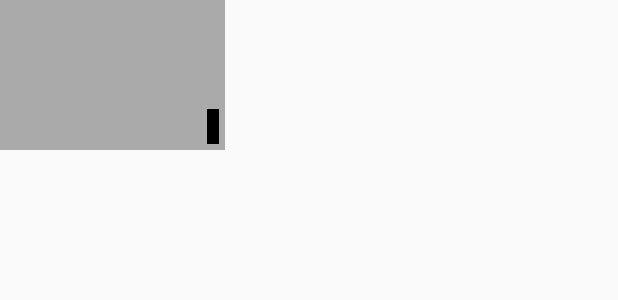
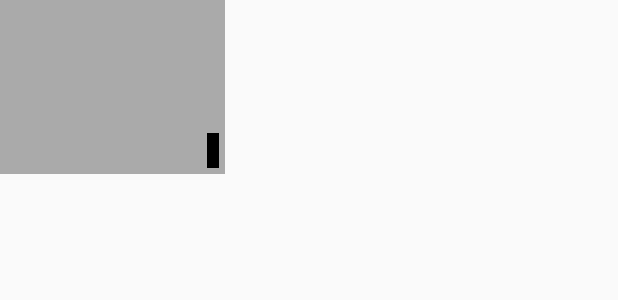
Before and after one commit to mi-nakano/MinuteTube, an Android app: the layout list_item.xml on its own in the app's theme, with its tools: preview values and no code run, on a phone screen of 412 x 824 dp. Shown: the top 300 px of the screen. Run offline under Robolectric (Android 15) with nearby library versions, the phone set to English and light mode, and no system bars.

```diff
--- a/app/src/main/res/layout/content_main.xml
+++ b/app/src/main/res/layout/content_main.xml
@@ -60,7 +60,8 @@
         <com.handmark.pulltorefresh.library.PullToRefreshListView
             android:id="@+id/search_list"
             android:layout_width="match_parent"
-            android:layout_height="match_parent"/>
+            android:layout_height="match_parent"
+            android:dividerHeight="@dimen/list_divide"/>
         <TextView
             android:id="@+id/list_empty"
             android:layout_width="match_parent"
--- a/app/src/main/res/layout/list_item.xml
+++ b/app/src/main/res/layout/list_item.xml
@@ -1,13 +1,13 @@
 <?xml version="1.0" encoding="utf-8"?>
 <LinearLayout xmlns:android="http://schemas.android.com/apk/res/android"
     android:orientation="horizontal" android:layout_width="match_parent"
-    android:layout_height="100dp">
+    android:layout_height="@dimen/item_height">
 
 
     <RelativeLayout
         android:id="@+id/item_left"
         android:layout_width="@dimen/item_left_width"
-        android:layout_height="@dimen/item_height">
+        android:layout_height="match_parent">
         <ImageView
             android:id="@+id/item_thumbnail"
             android:layout_width="match_parent"
@@ -39,7 +39,7 @@
         android:id="@+id/item_right"
         android:orientation="vertical"
         android:layout_width="match_parent"
-        android:layout_height="@dimen/item_height">
+        android:layout_height="match_parent">
         <TextView
             android:id="@+id/item_title"
             android:textSize="@dimen/item_title"
@@ -52,6 +52,4 @@
             android:layout_height="wrap_content" />
     </LinearLayout>
 
-
-
 </LinearLayout>
--- a/app/src/main/res/values/dimens.xml
+++ b/app/src/main/res/values/dimens.xml
@@ -4,7 +4,8 @@
     <dimen name="activity_vertical_margin">16dp</dimen>
     <dimen name="fab_margin">16dp</dimen>
 
-    <dimen name="item_height">100dp</dimen>
+    <dimen name="list_divide">12dp</dimen>
+    <dimen name="item_height">116dp</dimen>
     <dimen name="item_left_width">150dp</dimen>
     <dimen name="duration_margin">4dp</dimen>
     <dimen name="duration_padding_tb">2dp</dimen>
```
